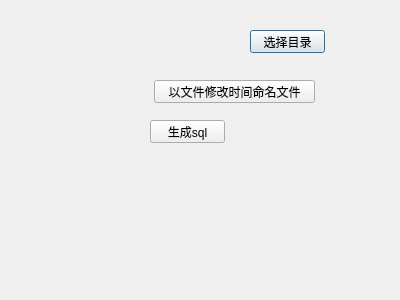
chunhuitech/tools, file CHTools/dialog.ui: the form before one commit.
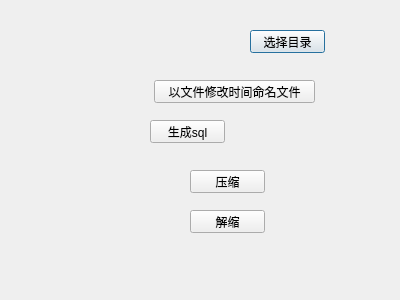
The form after the commit.

Commit message: 压缩解压测试

Diff of the .ui file:
```diff
--- a/CHTools/dialog.ui
+++ b/CHTools/dialog.ui
@@ -52,6 +52,32 @@
     <string>生成sql</string>
    </property>
   </widget>
+  <widget class="QPushButton" name="uiPushButtonPress">
+   <property name="geometry">
+    <rect>
+     <x>190</x>
+     <y>170</y>
+     <width>75</width>
+     <height>23</height>
+    </rect>
+   </property>
+   <property name="text">
+    <string>压缩</string>
+   </property>
+  </widget>
+  <widget class="QPushButton" name="uiPushButtonUnPress">
+   <property name="geometry">
+    <rect>
+     <x>190</x>
+     <y>210</y>
+     <width>75</width>
+     <height>23</height>
+    </rect>
+   </property>
+   <property name="text">
+    <string>解缩</string>
+   </property>
+  </widget>
  </widget>
  <layoutdefault spacing="6" margin="11"/>
  <resources/>
```
The commit also changes 2 other files.
